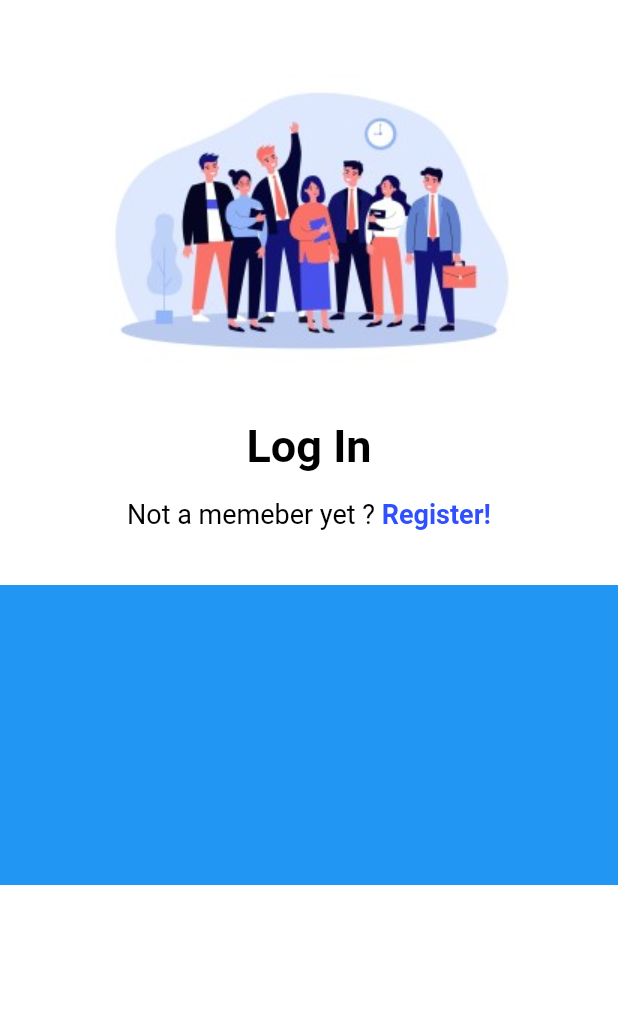
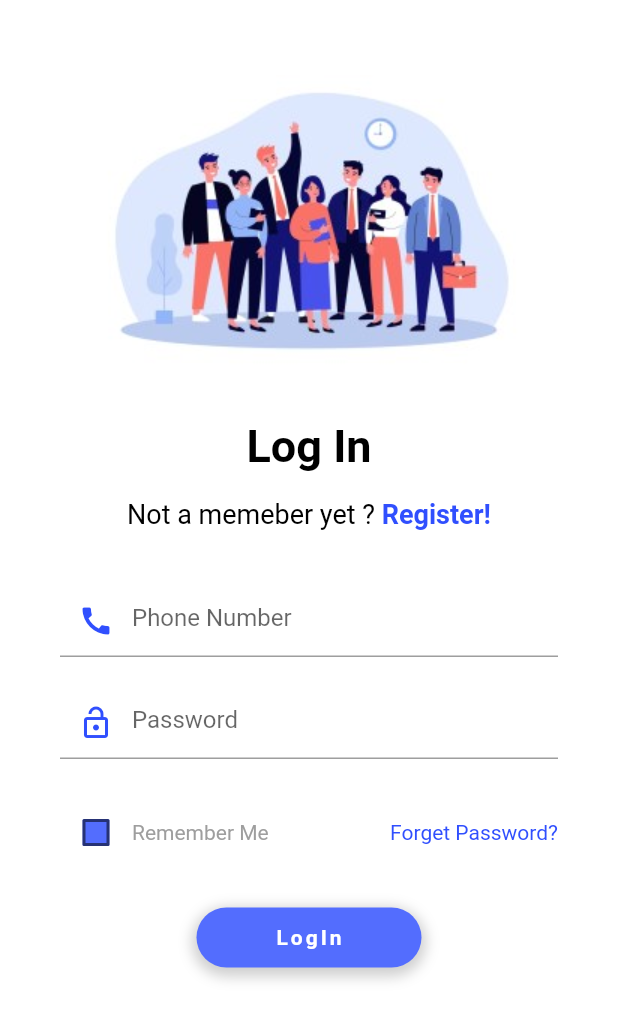
Before and after one commit to xaakib/gols, a Flutter app: the screen it shows after launch, on a phone screen of 412 x 824 dp. Shown: the top 1020 px of the screen. Run offline on Flutter 3.47's test engine with Material 2 defaults, Android fonts, the phone set to English and light mode, and no system bars.

Commit message:
working on auth screens

```diff
--- a/lib/screens/login_screen.dart
+++ b/lib/screens/login_screen.dart
@@ -1,15 +1,33 @@
 import 'package:flutter/material.dart';
+import 'package:gols/screens/register_option_screen.dart';
 
-class LoginScreen extends StatelessWidget {
-  const LoginScreen({Key? key}) : super(key: key);
+class LoginScreen extends StatefulWidget {
+  @override
+  _LoginScreenState createState() => _LoginScreenState();
+}
 
+class _LoginScreenState extends State<LoginScreen> {
+  bool isChecked = false;
   @override
   Widget build(BuildContext context) {
+    Color getColor(Set<MaterialState> states) {
+      const Set<MaterialState> interactiveStates = <MaterialState>{
+        MaterialState.pressed,
+        MaterialState.hovered,
+        MaterialState.focused,
+      };
+      if (states.any(interactiveStates.contains)) {
+        return Colors.grey;
+      }
+      return Colors.indigoAccent;
+    }
+
     return Scaffold(
         body: Container(
       height: double.infinity,
       width: double.infinity,
       color: Colors.white,
+      child: SingleChildScrollView(
         child: Column(
           children: [
             SizedBox(height: 50),
@@ -42,11 +60,38 @@ class LoginScreen extends StatelessWidget {
                               fontWeight: FontWeight.normal,
                               color: Colors.black,
                               fontSize: 18)),
-                    Text(" Register!",
+                      InkWell(
+                        onTap: () {
+                          Navigator.push(
+                              context,
+                              PageRouteBuilder(
+                                transitionDuration: Duration(milliseconds: 400),
+                                transitionsBuilder: (BuildContext context,
+                                    Animation<double> animation,
+                                    Animation<double> secAnimation,
+                                    Widget child) {
+                                  animation = CurvedAnimation(
+                                      parent: animation,
+                                      curve: Curves.easeOutQuint);
+                                  return ScaleTransition(
+                                    alignment: Alignment.center,
+                                    scale: animation,
+                                    child: child,
+                                  );
+                                },
+                                pageBuilder: (BuildContext context,
+                                    Animation<double> animation,
+                                    Animation<double> secAnimation) {
+                                  return RegisterOptionScreen();
+                                },
+                              ));
+                        },
+                        child: Text(" Register!",
                             style: TextStyle(
                                 fontWeight: FontWeight.bold,
                                 color: Colors.indigoAccent[700],
                                 fontSize: 18)),
+                      ),
                     ],
                   ),
                 ),
@@ -54,11 +99,95 @@ class LoginScreen extends StatelessWidget {
             ),
             SizedBox(height: 30),
             Container(
-            height: 200,
-            color: Colors.blue,
-
+              height: 140,
+              color: Colors.white,
+              child: Padding(
+                padding: EdgeInsets.symmetric(horizontal: 40),
+                child: Column(
+                  children: [
+                    TextFormField(
+                      decoration: InputDecoration(
+                          prefixIcon: Icon(
+                            Icons.call,
+                            color: Colors.indigoAccent[700],
+                          ),
+                          border: UnderlineInputBorder(),
+                          hintText: 'Phone Number'),
+                    ),
+                    SizedBox(height: 20),
+                    TextFormField(
+                      decoration: InputDecoration(
+                          border: UnderlineInputBorder(),
+                          prefixIcon: Icon(
+                            Icons.lock_open_outlined,
+                            color: Colors.indigoAccent[700],
+                          ),
+                          hintText: 'Password'),
                     ),
                   ],
+                ),
+              ),
+            ),
+            SizedBox(height: 5),
+            Container(
+              padding: EdgeInsets.symmetric(horizontal: 40),
+              height: 40,
+              color: Colors.white,
+              child: Row(
+                mainAxisAlignment: MainAxisAlignment.spaceBetween,
+                children: [
+                  Row(
+                    children: [
+                      Checkbox(
+                        checkColor: Colors.white,
+                        fillColor: MaterialStateProperty.resolveWith(getColor),
+                        value: isChecked,
+                        onChanged: (bool? value) {
+                          setState(() {
+                            isChecked = value!;
+                          });
+                        },
+                      ),
+                      Text(
+                        "Remember Me",
+                        style: TextStyle(color: Colors.grey),
+                      ),
+                    ],
+                  ),
+                  Text(
+                    "Forget Password?",
+                    style: TextStyle(color: Colors.indigoAccent[700]),
+                  ),
+                ],
+              ),
+            ),
+            SizedBox(height: 30),
+            Container(
+              height: 40,
+              width: 150,
+              decoration: BoxDecoration(
+                color: Colors.indigoAccent,
+                borderRadius: BorderRadius.circular(25),
+                boxShadow: [
+                  BoxShadow(
+                    color: Colors.grey.withOpacity(0.5),
+                    spreadRadius: 3,
+                    blurRadius: 7,
+                    offset: Offset(0, 3), // changes position of shadow
+                  )
+                ],
+              ),
+              child: Center(
+                  child: Text(
+                "LogIn",
+                style: TextStyle(
+                    fontWeight: FontWeight.w600,
+                    color: Colors.white,
+                    letterSpacing: 2),
+              )),
+            )
+          ],
+        ),
       ),
     ));
   }
```
Also changed, not shown: lib/screens/register_option_screen.dart (added, +28 -0 lines). Lines whose indentation alone changed are shown as unchanged.
